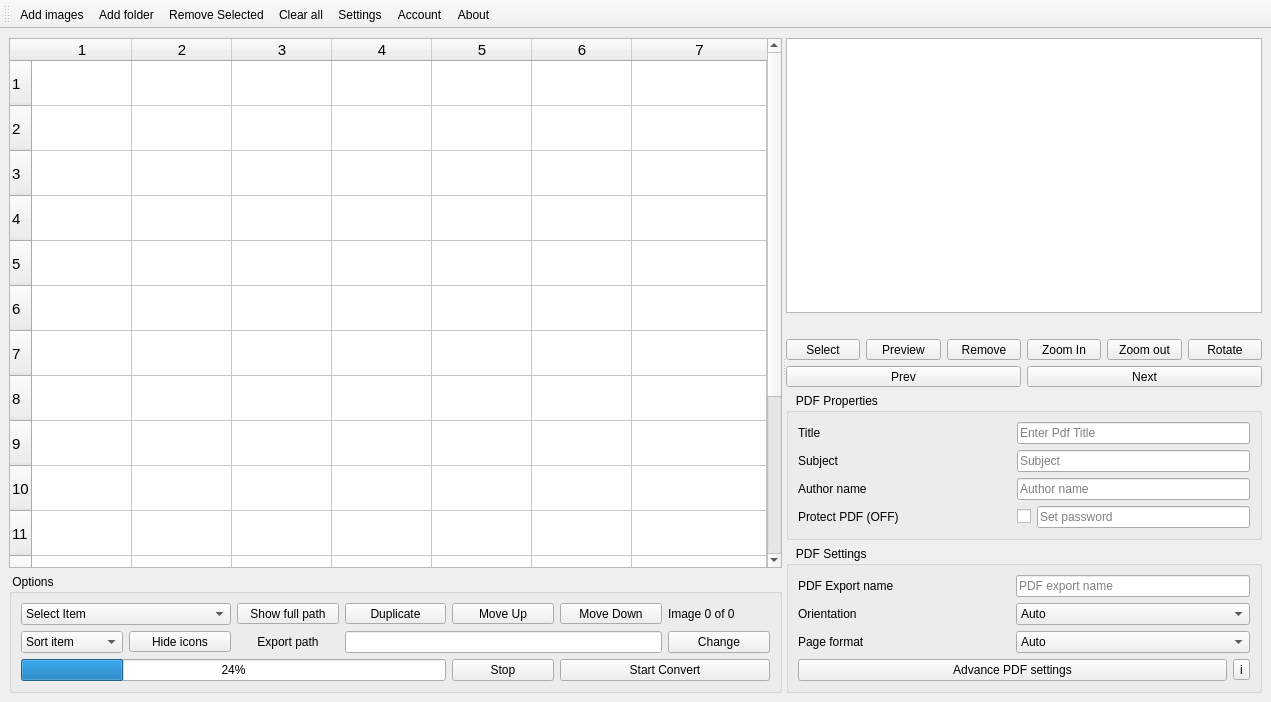
First picture: the form in src/jpg2pdf.ui, repository rishabh3354/JPG2PDF, before the edit.
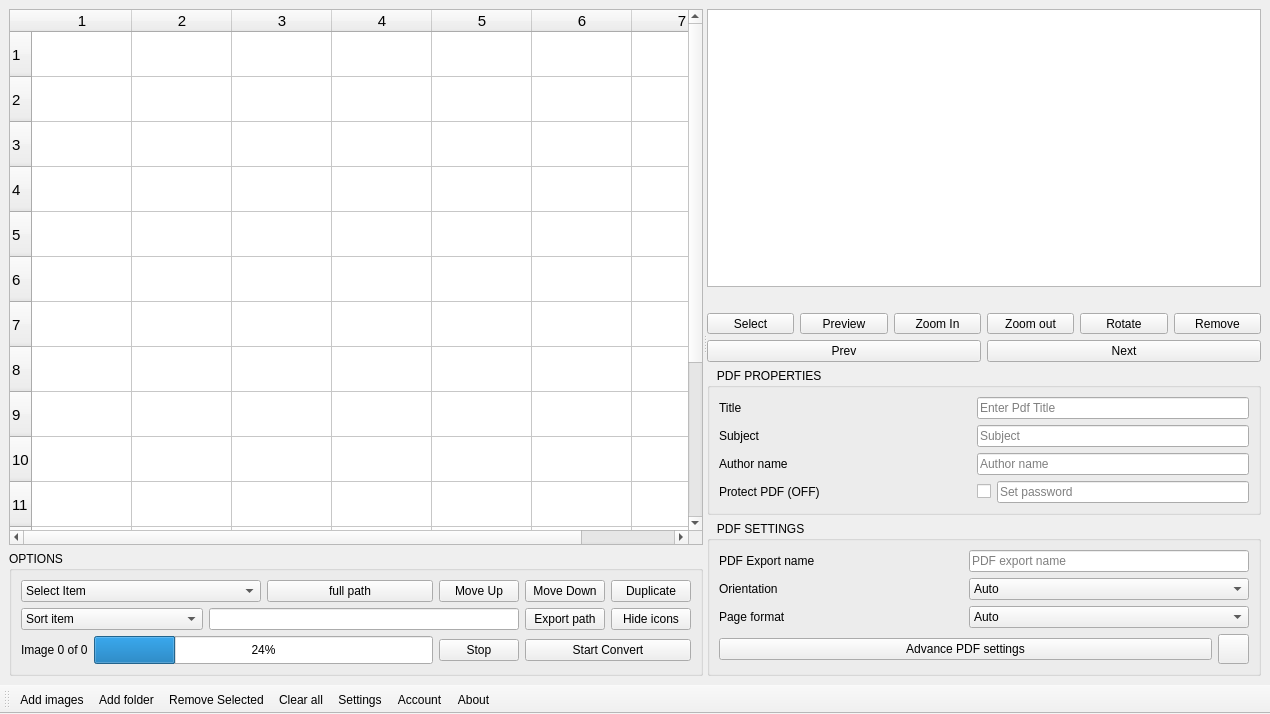
Second picture: the form after the edit. Icons and pictures are not drawn.

```diff
--- a/src/jpg2pdf.ui
+++ b/src/jpg2pdf.ui
@@ -6,8 +6,8 @@
    <rect>
     <x>0</x>
     <y>0</y>
-    <width>1271</width>
-    <height>702</height>
+    <width>1270</width>
+    <height>714</height>
    </rect>
   </property>
   <property name="windowTitle">
@@ -114,13 +114,30 @@
         <item>
          <widget class="QGroupBox" name="groupBox_4">
           <property name="title">
-           <string> Options</string>
+           <string>OPTIONS</string>
           </property>
           <layout class="QVBoxLayout" name="verticalLayout_13">
            <item>
             <layout class="QGridLayout" name="gridLayout_25">
-             <item row="0" column="4">
-              <widget class="QToolButton" name="moveup">
+             <item row="3" column="7">
+              <widget class="QPushButton" name="stop">
+               <property name="text">
+                <string>Stop</string>
+               </property>
+               <property name="icon">
+                <iconset resource="resource.qrc">
+                 <normaloff>:/myresource/resource/icons8-stop-96.png</normaloff>:/myresource/resource/icons8-stop-96.png</iconset>
+               </property>
+               <property name="iconSize">
+                <size>
+                 <width>22</width>
+                 <height>22</height>
+                </size>
+               </property>
+              </widget>
+             </item>
+             <item row="0" column="4" colspan="3">
+              <widget class="QPushButton" name="show_full_path">
                <property name="sizePolicy">
                 <sizepolicy hsizetype="Preferred" vsizetype="Fixed">
                  <horstretch>0</horstretch>
@@ -128,32 +145,153 @@
                 </sizepolicy>
                </property>
                <property name="text">
-                <string>Move Up</string>
+                <string>full path</string>
                </property>
+               <property name="icon">
+                <iconset resource="resource.qrc">
+                 <normaloff>:/myresource/resource/icons8-file-preview-96.png</normaloff>:/myresource/resource/icons8-file-preview-96.png</iconset>
+               </property>
+               <property name="iconSize">
+                <size>
+                 <width>19</width>
+                 <height>19</height>
+                </size>
+               </property>
               </widget>
              </item>
-             <item row="0" column="6">
+             <item row="0" column="0" colspan="4">
+              <widget class="QComboBox" name="selectall">
+               <property name="sizePolicy">
+                <sizepolicy hsizetype="Preferred" vsizetype="Fixed">
+                 <horstretch>0</horstretch>
+                 <verstretch>0</verstretch>
+                </sizepolicy>
+               </property>
+               <item>
+                <property name="text">
+                 <string>Select Item</string>
+                </property>
+               </item>
+               <item>
+                <property name="text">
+                 <string>Select All</string>
+                </property>
+               </item>
+               <item>
+                <property name="text">
+                 <string>Deselect All</string>
+                </property>
+               </item>
+              </widget>
+             </item>
+             <item row="3" column="8" colspan="2">
+              <widget class="QPushButton" name="start_convert">
+               <property name="sizePolicy">
+                <sizepolicy hsizetype="Preferred" vsizetype="Fixed">
+                 <horstretch>0</horstretch>
+                 <verstretch>0</verstretch>
+                </sizepolicy>
+               </property>
+               <property name="text">
+                <string>Start Convert</string>
+               </property>
+               <property name="icon">
+                <iconset resource="resource.qrc">
+                 <normaloff>:/myresource/resource/icons8-play-100.png</normaloff>:/myresource/resource/icons8-play-100.png</iconset>
+               </property>
+               <property name="iconSize">
+                <size>
+                 <width>22</width>
+                 <height>22</height>
+                </size>
+               </property>
+              </widget>
+             </item>
+             <item row="3" column="1" colspan="6">
+              <widget class="QProgressBar" name="progress_bar">
+               <property name="sizePolicy">
+                <sizepolicy hsizetype="Preferred" vsizetype="Fixed">
+                 <horstretch>0</horstretch>
+                 <verstretch>0</verstretch>
+                </sizepolicy>
+               </property>
+               <property name="styleSheet">
+                <string notr="true">QProgressBar{
+height: 28px;
+}</string>
+               </property>
+               <property name="value">
+                <number>24</number>
+               </property>
+              </widget>
+             </item>
+             <item row="3" column="0">
               <widget class="QLabel" name="image_label">
                <property name="text">
                 <string>Image 0 of 0</string>
                </property>
               </widget>
              </item>
-             <item row="0" column="5">
-              <widget class="QToolButton" name="movedown">
+             <item row="0" column="7">
+              <widget class="QPushButton" name="moveup">
                <property name="sizePolicy">
                 <sizepolicy hsizetype="Preferred" vsizetype="Fixed">
                  <horstretch>0</horstretch>
                  <verstretch>0</verstretch>
                 </sizepolicy>
+               </property>
+               <property name="styleSheet">
+                <string notr="true">QToolButton{
+
+border: none;
+}</string>
+               </property>
+               <property name="text">
+                <string>Move Up</string>
+               </property>
+               <property name="icon">
+                <iconset resource="resource.qrc">
+                 <normaloff>:/myresource/resource/icons8-scroll-up-96.png</normaloff>:/myresource/resource/icons8-scroll-up-96.png</iconset>
+               </property>
+               <property name="iconSize">
+                <size>
+                 <width>19</width>
+                 <height>19</height>
+                </size>
+               </property>
+              </widget>
+             </item>
+             <item row="0" column="8">
+              <widget class="QPushButton" name="movedown">
+               <property name="sizePolicy">
+                <sizepolicy hsizetype="Preferred" vsizetype="Fixed">
+                 <horstretch>0</horstretch>
+                 <verstretch>0</verstretch>
+                </sizepolicy>
+               </property>
+               <property name="styleSheet">
+                <string notr="true">QToolButton{
+
+border: none;
+}</string>
                </property>
                <property name="text">
                 <string>Move Down</string>
                </property>
+               <property name="icon">
+                <iconset resource="resource.qrc">
+                 <normaloff>:/myresource/resource/icons8-scroll-down-96.png</normaloff>:/myresource/resource/icons8-scroll-down-96.png</iconset>
+               </property>
+               <property name="iconSize">
+                <size>
+                 <width>19</width>
+                 <height>19</height>
+                </size>
+               </property>
               </widget>
              </item>
-             <item row="0" column="3">
-              <widget class="QToolButton" name="duplicate">
+             <item row="0" column="9">
+              <widget class="QPushButton" name="duplicate">
                <property name="sizePolicy">
                 <sizepolicy hsizetype="Preferred" vsizetype="Fixed">
                  <horstretch>0</horstretch>
@@ -163,9 +301,42 @@
                <property name="text">
                 <string>Duplicate</string>
                </property>
+               <property name="icon">
+                <iconset resource="resource.qrc">
+                 <normaloff>:/myresource/resource/icons8-remove-delivery-96.png</normaloff>:/myresource/resource/icons8-remove-delivery-96.png</iconset>
+               </property>
+               <property name="iconSize">
+                <size>
+                 <width>19</width>
+                 <height>19</height>
+                </size>
+               </property>
               </widget>
              </item>
-             <item row="2" column="6">
+             <item row="2" column="9">
+              <widget class="QPushButton" name="hide_image">
+               <property name="sizePolicy">
+                <sizepolicy hsizetype="Preferred" vsizetype="Fixed">
+                 <horstretch>0</horstretch>
+                 <verstretch>0</verstretch>
+                </sizepolicy>
+               </property>
+               <property name="text">
+                <string>Hide icons</string>
+               </property>
+               <property name="icon">
+                <iconset resource="resource.qrc">
+                 <normaloff>:/myresource/resource/icons8-image-90.png</normaloff>:/myresource/resource/icons8-image-90.png</iconset>
+               </property>
+               <property name="iconSize">
+                <size>
+                 <width>19</width>
+                 <height>19</height>
+                </size>
+               </property>
+              </widget>
+             </item>
+             <item row="2" column="8">
               <widget class="QPushButton" name="change">
                <property name="sizePolicy">
                 <sizepolicy hsizetype="Preferred" vsizetype="Fixed">
@@ -174,60 +345,21 @@
                 </sizepolicy>
                </property>
                <property name="text">
-                <string>Change</string>
-               </property>
-              </widget>
-             </item>
-             <item row="3" column="5" colspan="2">
-              <widget class="QPushButton" name="start_convert">
-               <property name="sizePolicy">
-                <sizepolicy hsizetype="Preferred" vsizetype="Fixed">
-                 <horstretch>0</horstretch>
-                 <verstretch>0</verstretch>
-                </sizepolicy>
-               </property>
-               <property name="text">
-                <string>Start Convert</string>
-               </property>
-              </widget>
-             </item>
-             <item row="2" column="2">
-              <widget class="QLabel" name="label_49">
-               <property name="sizePolicy">
-                <sizepolicy hsizetype="Preferred" vsizetype="Fixed">
-                 <horstretch>0</horstretch>
-                 <verstretch>0</verstretch>
-                </sizepolicy>
-               </property>
-               <property name="text">
                 <string>Export path</string>
                </property>
-               <property name="alignment">
-                <set>Qt::AlignCenter</set>
+               <property name="icon">
+                <iconset resource="resource.qrc">
+                 <normaloff>:/myresource/resource/icons8-export-52.png</normaloff>:/myresource/resource/icons8-export-52.png</iconset>
                </property>
-              </widget>
-             </item>
-             <item row="0" column="2">
-              <widget class="QToolButton" name="show_full_path">
-               <property name="sizePolicy">
-                <sizepolicy hsizetype="Preferred" vsizetype="Fixed">
-                 <horstretch>0</horstretch>
-                 <verstretch>0</verstretch>
-                </sizepolicy>
+               <property name="iconSize">
+                <size>
+                 <width>18</width>
+                 <height>18</height>
+                </size>
                </property>
-               <property name="text">
-                <string>Show full path</string>
-               </property>
               </widget>
              </item>
-             <item row="3" column="4">
-              <widget class="QPushButton" name="stop">
-               <property name="text">
-                <string>Stop</string>
-               </property>
-              </widget>
-             </item>
-             <item row="2" column="0">
+             <item row="2" column="0" colspan="3">
               <widget class="QComboBox" name="sort">
                <item>
                 <property name="text">
@@ -246,39 +378,7 @@
                </item>
               </widget>
              </item>
-             <item row="0" column="0" colspan="2">
-              <widget class="QComboBox" name="selectall">
-               <item>
-                <property name="text">
-                 <string>Select Item</string>
-                </property>
-               </item>
-               <item>
-                <property name="text">
-                 <string>Select All</string>
-                </property>
-               </item>
-               <item>
-                <property name="text">
-                 <string>Deselect All</string>
-                </property>
-               </item>
-              </widget>
-             </item>
-             <item row="2" column="1">
-              <widget class="QToolButton" name="hide_image">
-               <property name="sizePolicy">
-                <sizepolicy hsizetype="Preferred" vsizetype="Fixed">
-                 <horstretch>0</horstretch>
-                 <verstretch>0</verstretch>
-                </sizepolicy>
-               </property>
-               <property name="text">
-                <string>Hide icons</string>
-               </property>
-              </widget>
-             </item>
-             <item row="2" column="3" colspan="3">
+             <item row="2" column="3" colspan="5">
               <widget class="QLineEdit" name="output_path">
                <property name="sizePolicy">
                 <sizepolicy hsizetype="Preferred" vsizetype="Fixed">
@@ -291,19 +391,6 @@
                </property>
               </widget>
              </item>
-             <item row="3" column="0" colspan="4">
-              <widget class="QProgressBar" name="progress_bar">
-               <property name="sizePolicy">
-                <sizepolicy hsizetype="Preferred" vsizetype="Fixed">
-                 <horstretch>0</horstretch>
-                 <verstretch>0</verstretch>
-                </sizepolicy>
-               </property>
-               <property name="value">
-                <number>24</number>
-               </property>
-              </widget>
-             </item>
             </layout>
            </item>
           </layout>
@@ -361,6 +448,16 @@
             <property name="text">
              <string>Select</string>
             </property>
+            <property name="icon">
+             <iconset resource="resource.qrc">
+              <normaloff>:/myresource/resource/icons8-double-tick-100.png</normaloff>:/myresource/resource/icons8-double-tick-100.png</iconset>
+            </property>
+            <property name="iconSize">
+             <size>
+              <width>25</width>
+              <height>25</height>
+             </size>
+            </property>
            </widget>
           </item>
           <item>
@@ -374,18 +471,15 @@
             <property name="text">
              <string>Preview</string>
             </property>
-           </widget>
-          </item>
-          <item>
-           <widget class="QToolButton" name="remove_2">
-            <property name="sizePolicy">
-             <sizepolicy hsizetype="Preferred" vsizetype="Fixed">
-              <horstretch>0</horstretch>
-              <verstretch>0</verstretch>
-             </sizepolicy>
+            <property name="icon">
+             <iconset resource="resource.qrc">
+              <normaloff>:/myresource/resource/icons8-show-property-96.png</normaloff>:/myresource/resource/icons8-show-property-96.png</iconset>
             </property>
-            <property name="text">
-             <string>Remove</string>
+            <property name="iconSize">
+             <size>
+              <width>25</width>
+              <height>25</height>
+             </size>
             </property>
            </widget>
           </item>
@@ -400,6 +494,16 @@
             <property name="text">
              <string>Zoom In</string>
             </property>
+            <property name="icon">
+             <iconset resource="resource.qrc">
+              <normaloff>:/myresource/resource/icons8-zoom-in-52.png</normaloff>:/myresource/resource/icons8-zoom-in-52.png</iconset>
+            </property>
+            <property name="iconSize">
+             <size>
+              <width>25</width>
+              <height>25</height>
+             </size>
+            </property>
            </widget>
           </item>
           <item>
@@ -413,6 +517,16 @@
             <property name="text">
              <string>Zoom out</string>
             </property>
+            <property name="icon">
+             <iconset resource="resource.qrc">
+              <normaloff>:/myresource/resource/icons8-zoom-out-52.png</normaloff>:/myresource/resource/icons8-zoom-out-52.png</iconset>
+            </property>
+            <property name="iconSize">
+             <size>
+              <width>25</width>
+              <height>25</height>
+             </size>
+            </property>
            </widget>
           </item>
           <item>
@@ -423,9 +537,45 @@
               <verstretch>0</verstretch>
              </sizepolicy>
             </property>
+            <property name="styleSheet">
+             <string notr="true"/>
+            </property>
             <property name="text">
              <string>Rotate</string>
             </property>
+            <property name="icon">
+             <iconset resource="resource.qrc">
+              <normaloff>:/myresource/resource/icons8-rotate-96.png</normaloff>:/myresource/resource/icons8-rotate-96.png</iconset>
+            </property>
+            <property name="iconSize">
+             <size>
+              <width>25</width>
+              <height>25</height>
+             </size>
+            </property>
+           </widget>
+          </item>
+          <item>
+           <widget class="QToolButton" name="remove_2">
+            <property name="sizePolicy">
+             <sizepolicy hsizetype="Preferred" vsizetype="Fixed">
+              <horstretch>0</horstretch>
+              <verstretch>0</verstretch>
+             </sizepolicy>
+            </property>
+            <property name="text">
+             <string>Remove</string>
+            </property>
+            <property name="icon">
+             <iconset resource="resource.qrc">
+              <normaloff>:/myresource/resource/icons8-multiply-96.png</normaloff>:/myresource/resource/icons8-multiply-96.png</iconset>
+            </property>
+            <property name="iconSize">
+             <size>
+              <width>25</width>
+              <height>25</height>
+             </size>
+            </property>
            </widget>
           </item>
          </layout>
@@ -433,7 +583,7 @@
         <item>
          <layout class="QHBoxLayout" name="horizontalLayout_3">
           <item>
-           <widget class="QToolButton" name="prev">
+           <widget class="QPushButton" name="prev">
             <property name="sizePolicy">
              <sizepolicy hsizetype="Preferred" vsizetype="Fixed">
               <horstretch>0</horstretch>
@@ -443,10 +593,20 @@
             <property name="text">
              <string>Prev</string>
             </property>
+            <property name="icon">
+             <iconset resource="resource.qrc">
+              <normaloff>:/myresource/resource/icons8-go-back-90.png</normaloff>:/myresource/resource/icons8-go-back-90.png</iconset>
+            </property>
+            <property name="iconSize">
+             <size>
+              <width>22</width>
+              <height>22</height>
+             </size>
+            </property>
            </widget>
           </item>
           <item>
-           <widget class="QToolButton" name="next">
+           <widget class="QPushButton" name="next">
             <property name="sizePolicy">
              <sizepolicy hsizetype="Preferred" vsizetype="Fixed">
               <horstretch>0</horstretch>
@@ -456,6 +616,16 @@
             <property name="text">
              <string>Next</string>
             </property>
+            <property name="icon">
+             <iconset resource="resource.qrc">
+              <normaloff>:/myresource/resource/icons8-forward-button-90.png</normaloff>:/myresource/resource/icons8-forward-button-90.png</iconset>
+            </property>
+            <property name="iconSize">
+             <size>
+              <width>22</width>
+              <height>22</height>
+             </size>
+            </property>
            </widget>
           </item>
          </layout>
@@ -469,7 +639,7 @@
            </sizepolicy>
           </property>
           <property name="title">
-           <string>   PDF Properties</string>
+           <string>   PDF PROPERTIES</string>
           </property>
           <layout class="QVBoxLayout" name="verticalLayout_12">
            <item>
@@ -629,7 +799,7 @@
            </sizepolicy>
           </property>
           <property name="title">
-           <string>   PDF Settings</string>
+           <string>   PDF SETTINGS</string>
           </property>
           <layout class="QVBoxLayout" name="verticalLayout_15">
            <item>
@@ -669,6 +839,16 @@
                <property name="text">
                 <string>Advance PDF settings</string>
                </property>
+               <property name="icon">
+                <iconset resource="resource.qrc">
+                 <normaloff>:/myresource/resource/icons8-settings-96.png</normaloff>:/myresource/resource/icons8-settings-96.png</iconset>
+               </property>
+               <property name="iconSize">
+                <size>
+                 <width>22</width>
+                 <height>22</height>
+                </size>
+               </property>
               </widget>
              </item>
              <item row="2" column="1" colspan="2">
@@ -723,7 +903,17 @@
              <item row="3" column="2">
               <widget class="QToolButton" name="info_main">
                <property name="text">
-                <string>i</string>
+                <string/>
+               </property>
+               <property name="icon">
+                <iconset resource="resource.qrc">
+                 <normaloff>:/myresource/resource/icons8-info-104.png</normaloff>:/myresource/resource/icons8-info-104.png</iconset>
+               </property>
+               <property name="iconSize">
+                <size>
+                 <width>23</width>
+                 <height>23</height>
+                </size>
                </property>
               </widget>
              </item>
@@ -774,8 +964,14 @@
    <property name="windowTitle">
     <string>toolBar</string>
    </property>
+   <property name="iconSize">
+    <size>
+     <width>55</width>
+     <height>30</height>
+    </size>
+   </property>
    <attribute name="toolBarArea">
-    <enum>TopToolBarArea</enum>
+    <enum>BottomToolBarArea</enum>
    </attribute>
    <attribute name="toolBarBreak">
     <bool>false</bool>
```
Left out of the diff: 32 changed lines with no effect on the pictures.
